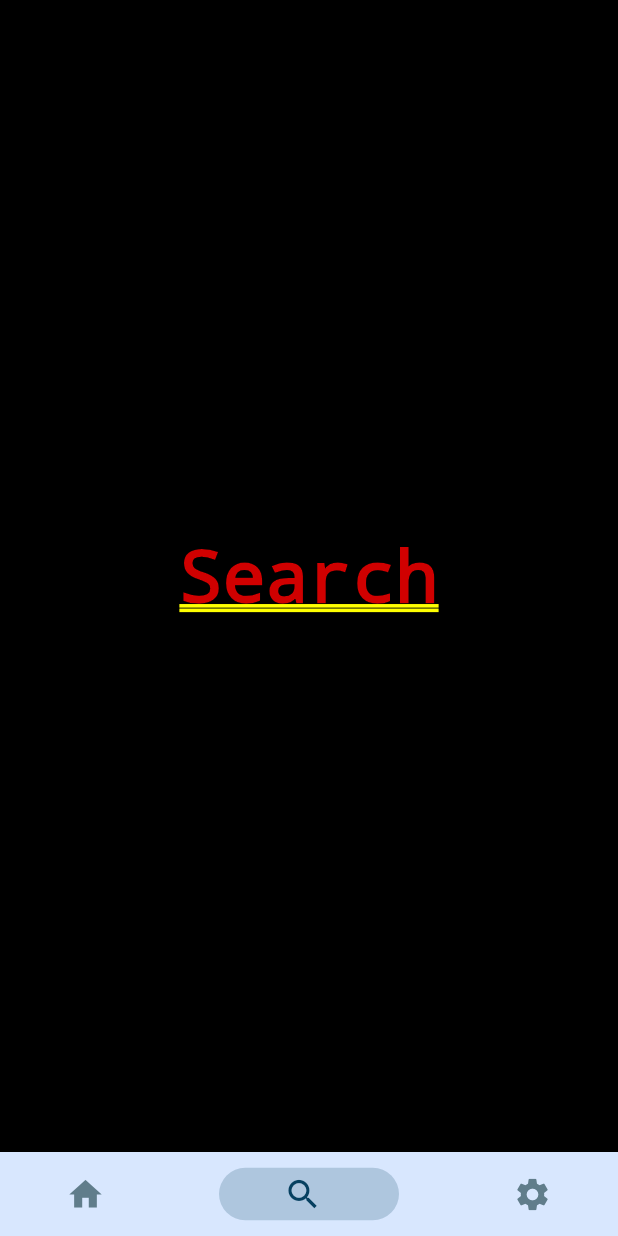
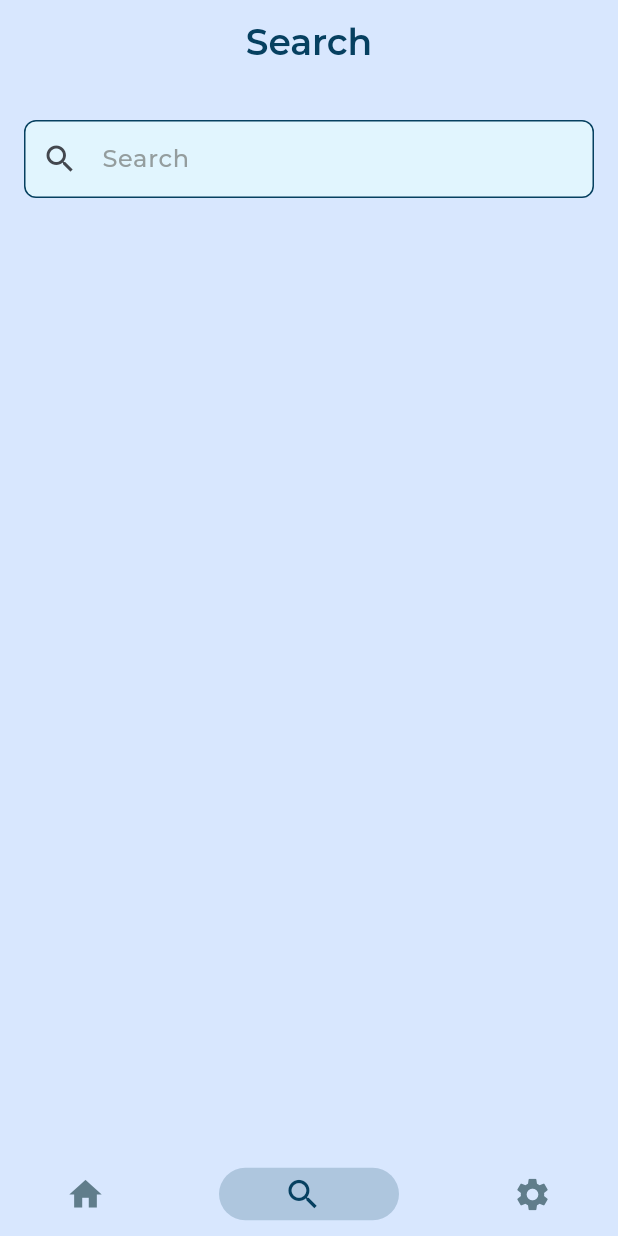
Before and after one commit to engAhmedSami/NewsAppAdv, a Flutter app: the AuthHandler screen opened by its route, item 2 of the bottom bar chosen, on a phone screen of 412 x 824 dp. Run offline on Flutter 3.47's test engine with Material 3 defaults, Android fonts, the phone set to English and light mode, and no system bars; drawn by our look-alikes of persistent_bottom_nav_bar; our stand-ins replace cached_network_image, cloud_firestore, country_picker, dartz, dio, dots_indicator and 14 more; missing offline and left inert: flutter_facebook_auth; accounts and stored records are empty; network calls fail; project files that could hold a hidden picture were left out.

Commit message:
"Refactored PersistentTabView: renamed variables, updated screen and item builders, and replaced Text widget with SearchView."

```diff
--- /dev/null
+++ b/lib/Featuers/home/presentation/views/search_view.dart
@@ -0,0 +1,18 @@
+import 'package:flutter/material.dart';
+import 'package:newsapp/Featuers/auth/presentation/view/verfied_email_view.dart';
+import 'package:newsapp/Featuers/home/presentation/views/widget/search_view_body.dart';
+
+class SearchView extends StatelessWidget {
+  const SearchView({super.key});
+
+  @override
+  Widget build(BuildContext context) {
+    return Scaffold(
+      appBar: buildAppBarC(
+        context,
+        title: 'Search',
+      ),
+      body: const SearchViewBody(),
+    );
+  }
+}
--- a/lib/Featuers/home/presentation/views/widget/persistent_tab_view.dart
+++ b/lib/Featuers/home/presentation/views/widget/persistent_tab_view.dart
@@ -1,6 +1,7 @@
 import 'package:flutter/material.dart';
 import 'package:newsapp/Core/utils/app_colors.dart';
 import 'package:newsapp/Featuers/home/presentation/views/news_home_view.dart';
+import 'package:newsapp/Featuers/home/presentation/views/search_view.dart';
 import 'package:newsapp/Featuers/home/presentation/views/setteing_view.dart';
 import 'package:persistent_bottom_nav_bar/persistent_bottom_nav_bar.dart';
 
@@ -12,21 +13,21 @@ class PersistentTab extends StatefulWidget {
 }
 
 class PersistentTabState extends State<PersistentTab> {
-  late PersistentTabController _controller;
+  late PersistentTabController controller;
 
   @override
   void initState() {
     super.initState();
-    _controller = PersistentTabController(initialIndex: 0);
+    controller = PersistentTabController(initialIndex: 0);
   }
 
   @override
   Widget build(BuildContext context) {
     return PersistentTabView(
       context,
-      controller: _controller,
-      screens: _buildScreens(),
-      items: _navBarsItems(),
+      controller: controller,
+      screens: buildScreens(),
+      items: navBarsItems(),
       handleAndroidBackButtonPress: true,
       resizeToAvoidBottomInset: true,
       stateManagement: true,
@@ -38,15 +39,15 @@ class PersistentTabState extends State<PersistentTab> {
     );
   }
 
-  List<Widget> _buildScreens() {
+  List<Widget> buildScreens() {
     return [
       const NewsHomeView(),
-      const Center(child: Text("Search")),
+      const SearchView(),
       const SetteingView(),
     ];
   }
 
-  List<PersistentBottomNavBarItem> _navBarsItems() {
+  List<PersistentBottomNavBarItem> navBarsItems() {
     return [
       PersistentBottomNavBarItem(
         icon: const Icon(Icons.home),
--- /dev/null
+++ b/lib/Featuers/home/presentation/views/widget/search_view_body.dart
@@ -0,0 +1,34 @@
+import 'package:flutter/material.dart';
+import 'package:newsapp/Core/widget/custom_text_field.dart';
+import 'package:newsapp/constants.dart';
+
+class SearchViewBody extends StatefulWidget {
+  const SearchViewBody({super.key});
+
+  @override
+  State<SearchViewBody> createState() => _SearchViewBodyState();
+}
+
+class _SearchViewBodyState extends State<SearchViewBody> {
+  TextEditingController searchController = TextEditingController();
+
+  @override
+  Widget build(BuildContext context) {
+    return Padding(
+      padding: const EdgeInsets.symmetric(
+        horizontal: kHorizintalPadding,
+      ),
+      child: Column(
+        children: [
+          const SizedBox(height: 24),
+          CustomTextFormField(
+            hintText: 'Search',
+            prefixIcon: const Icon(Icons.search),
+            textInputType: TextInputType.text,
+            controller: searchController,
+          )
+        ],
+      ),
+    );
+  }
+}
```
